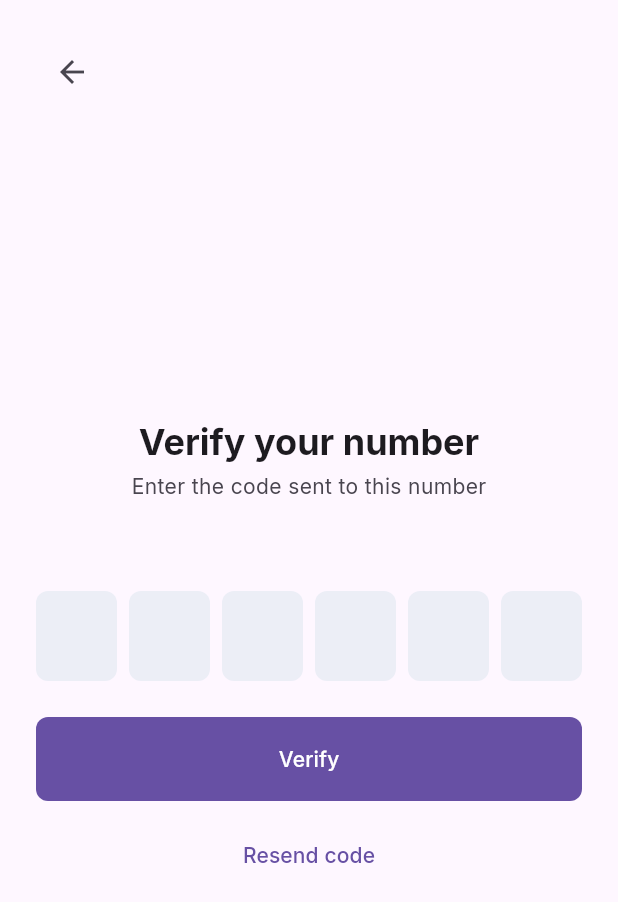
After one commit to sudo-114/flutter_homemed, a Flutter app: the Verify screen opened by its route, on a phone screen of 412 x 824 dp. The commit adds this screen. Shown: the top 902 px of the screen. Run offline on Flutter 3.47's test engine with Material 3 defaults, Android fonts, the phone set to English and light mode, and no system bars; drawn by our look-alikes of pinput; our stand-ins replace flutter_dotenv, go_router, intl_phone_field, supabase_flutter; accounts and stored records are empty.

Commit message:
feat: add Verify screen

```diff
--- a/lib/main.dart
+++ b/lib/main.dart
@@ -2,6 +2,7 @@ import 'package:flutter/material.dart';
 import 'package:flutter_dotenv/flutter_dotenv.dart';
 import 'package:go_router/go_router.dart';
 import 'package:homemed/screens/auth/register.dart';
+import 'package:homemed/screens/auth/verify.dart';
 import 'package:homemed/screens/welcome.dart';
 import 'package:supabase_flutter/supabase_flutter.dart';
 
@@ -24,6 +25,7 @@ final GoRouter _router = GoRouter(
   routes: [
     GoRoute(path: '/', builder: (context, state) => const Welcome()),
     GoRoute(path: '/register', builder: (_, _) => const Register()),
+    GoRoute(path: '/verify', builder: (_, _) => const Verify()),
   ],
 );
 
--- a/lib/screens/auth/register.dart
+++ b/lib/screens/auth/register.dart
@@ -96,7 +96,7 @@ class _PhoneFormState extends State<PhoneForm> {
                   width: 20,
                   child: CircularProgressIndicator(strokeWidth: 2),
                 )
-              : const Text('Continue'),
+              : const Text('Send code'),
         ),
       ],
     );
@@ -114,7 +114,7 @@ class Register extends StatelessWidget {
     return Scaffold(
       body: SafeArea(
         child: Padding(
-          padding: EdgeInsets.all(24),
+          padding: const EdgeInsets.all(24),
           child: Center(
             child: Column(
               children: [
--- /dev/null
+++ b/lib/screens/auth/verify.dart
@@ -0,0 +1,94 @@
+import 'package:flutter/material.dart';
+import 'package:go_router/go_router.dart';
+import 'package:pinput/pinput.dart';
+
+class OtpForm extends StatefulWidget {
+  final String? phone;
+  const OtpForm({super.key, this.phone});
+
+  @override
+  State<OtpForm> createState() => _OptFormState();
+}
+
+class _OptFormState extends State<OtpForm> {
+  final _otp = TextEditingController();
+  @override
+  void dispose() {
+    _otp.dispose();
+    super.dispose();
+  }
+
+  @override
+  Widget build(BuildContext context) {
+    final colorScheme = Theme.of(context).colorScheme;
+
+    return Column(
+      children: [
+        Text(
+          widget.phone ?? '',
+          style: TextStyle(color: colorScheme.onSurfaceVariant),
+        ),
+        const SizedBox(height: 32),
+        Pinput(controller: _otp, length: 6, autofocus: true),
+        const SizedBox(height: 24),
+        FilledButton(onPressed: () {}, child: const Text('Verify')),
+        const SizedBox(height: 12),
+        TextButton(onPressed: () {}, child: const Text('Resend code')),
+      ],
+    );
+  }
+}
+
+class Verify extends StatelessWidget {
+  const Verify({super.key});
+  @override
+  Widget build(BuildContext context) {
+    final phone = GoRouterState.of(context).uri.queryParameters['phone'];
+    final textTheme = Theme.of(context).textTheme;
+    final colorScheme = Theme.of(context).colorScheme;
+
+    return Scaffold(
+      body: SafeArea(
+        child: Padding(
+          padding: const EdgeInsets.all(24),
+          child: Center(
+            child: Column(
+              children: [
+                Align(
+                  alignment: .topLeft,
+                  child: BackButton(
+                    onPressed: () {
+                      context.go('/register');
+                    },
+                  ),
+                ),
+
+                Expanded(
+                  child: Column(
+                    mainAxisAlignment: .center,
+                    children: [
+                      Text(
+                        'Verify your number',
+                        style: textTheme.headlineSmall?.copyWith(
+                          fontWeight: .bold,
+                        ),
+                      ),
+                      const SizedBox(height: 4),
+                      Text(
+                        'Enter the code sent to this number',
+                        style: TextStyle(color: colorScheme.onSurfaceVariant),
+                      ),
+                      const SizedBox(height: 8),
+
+                      OtpForm(phone: phone),
+                    ],
+                  ),
+                ),
+              ],
+            ),
+          ),
+        ),
+      ),
+    );
+  }
+}
--- a/lib/screens/welcome.dart
+++ b/lib/screens/welcome.dart
@@ -12,7 +12,7 @@ class Welcome extends StatelessWidget {
     return Scaffold(
       body: SafeArea(
         child: Padding(
-          padding: EdgeInsets.all(24),
+          padding: const EdgeInsets.all(24),
           child: Column(
             children: [
               Expanded(
--- a/pubspec.yaml
+++ b/pubspec.yaml
@@ -14,6 +14,8 @@ dependencies:
   intl_phone_field: ^3.2.0
   supabase_flutter: ^2.14.1
   flutter_dotenv: ^6.0.1
+  pinput: ^6.0.2
+  form_builder_validators: ^11.3.0
 
 dev_dependencies:
   flutter_test:
```
Also changed, not shown: pubspec.lock.
